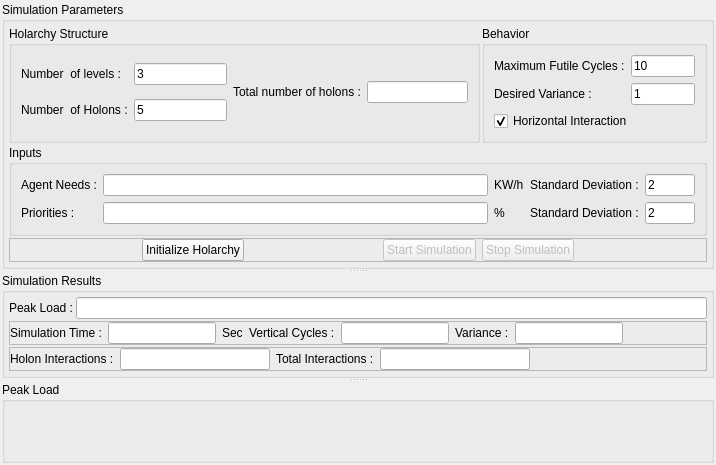
First picture: the form in Holonic_Simulation/Simulation/Simulation.ui, repository nejatafshar/Holonic-Simulation, before the edit.
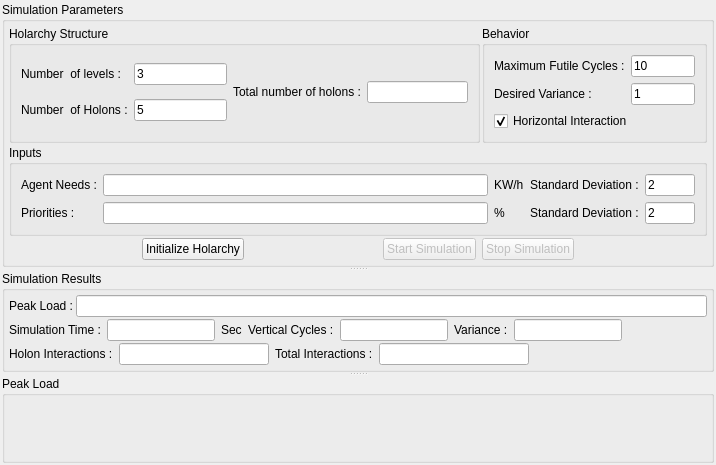
Second picture: the form after the edit. Custom widgets are drawn as their Qt base class.

Commit message: Set style to Fusion, remove frame borders

```diff
--- a/Holonic_Simulation/Simulation/Simulation.ui
+++ b/Holonic_Simulation/Simulation/Simulation.ui
@@ -264,7 +264,7 @@
        <item row="5" column="0" colspan="3">
         <widget class="QFrame" name="frame">
          <property name="frameShape">
-          <enum>QFrame::StyledPanel</enum>
+          <enum>QFrame::NoFrame</enum>
          </property>
          <property name="frameShadow">
           <enum>QFrame::Raised</enum>
@@ -382,7 +382,7 @@
        <item row="4" column="0" colspan="11">
         <widget class="QFrame" name="frame_2">
          <property name="frameShape">
-          <enum>QFrame::StyledPanel</enum>
+          <enum>QFrame::NoFrame</enum>
          </property>
          <property name="frameShadow">
           <enum>QFrame::Raised</enum>
@@ -468,7 +468,7 @@
        <item row="2" column="0" colspan="11">
         <widget class="QFrame" name="frame_3">
          <property name="frameShape">
-          <enum>QFrame::StyledPanel</enum>
+          <enum>QFrame::NoFrame</enum>
          </property>
          <property name="frameShadow">
           <enum>QFrame::Raised</enum>
```
The commit also changes 1 other file.
